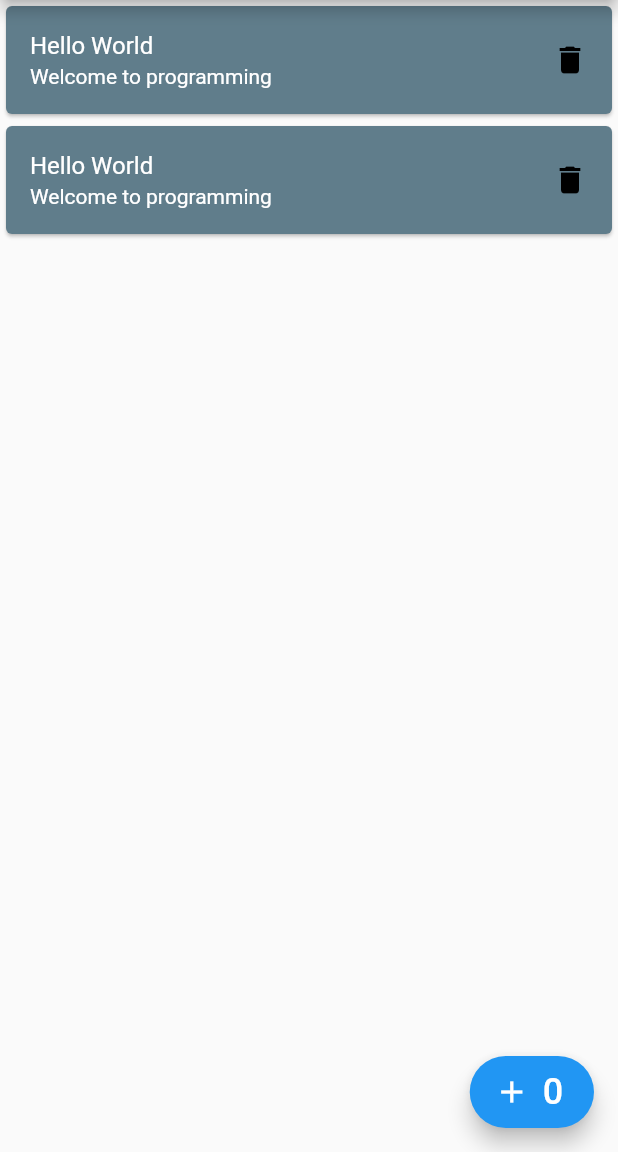
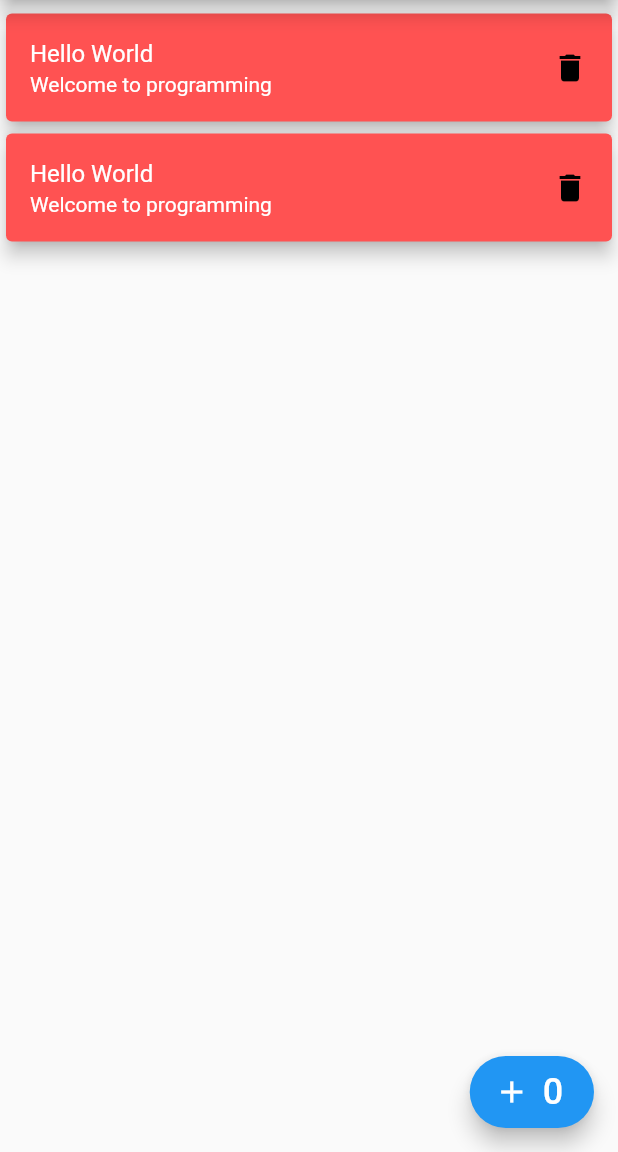
Before and after one commit to imamhossain94/flutter-getX-MVC, a Flutter app: the screen it shows after launch, on a phone screen of 412 x 824 dp, the part 84-1236 px from its top. Run offline on Flutter 3.47's test engine with Material 2 defaults, Android fonts, the phone set to English and light mode, and no system bars; our stand-ins replace get.

```diff
--- a/lib/views/todo_page.dart
+++ b/lib/views/todo_page.dart
@@ -9,10 +9,12 @@ class TodoPage extends StatelessWidget {
       child: Scaffold(
         appBar: AppBar(
           title: const Text("Flutter GetX MVC Todo Application"),
+          elevation: 5,
         ),
         body: Container(
           child: Column(
             children: [
+              const SizedBox(height: 5,),
               todoItem(
                 title: "Hello World",
                 subTitle: "Welcome to programming",
@@ -43,7 +45,8 @@ class TodoPage extends StatelessWidget {
 
   Widget todoItem({String? title, String? subTitle, VoidCallback? onPressed}) {
     return Card(
-      color: Colors.blueGrey,
+      color: Colors.redAccent,
+      elevation: 5,
       child: ListTile(
         title:  Text(
           title!, style: const TextStyle(color: Colors.white),
```
Also changed, not shown: lib/controllers/todo_controller.dart (added, +17 -0 lines), lib/models/todo_model.dart (line endings or trailing spaces).
